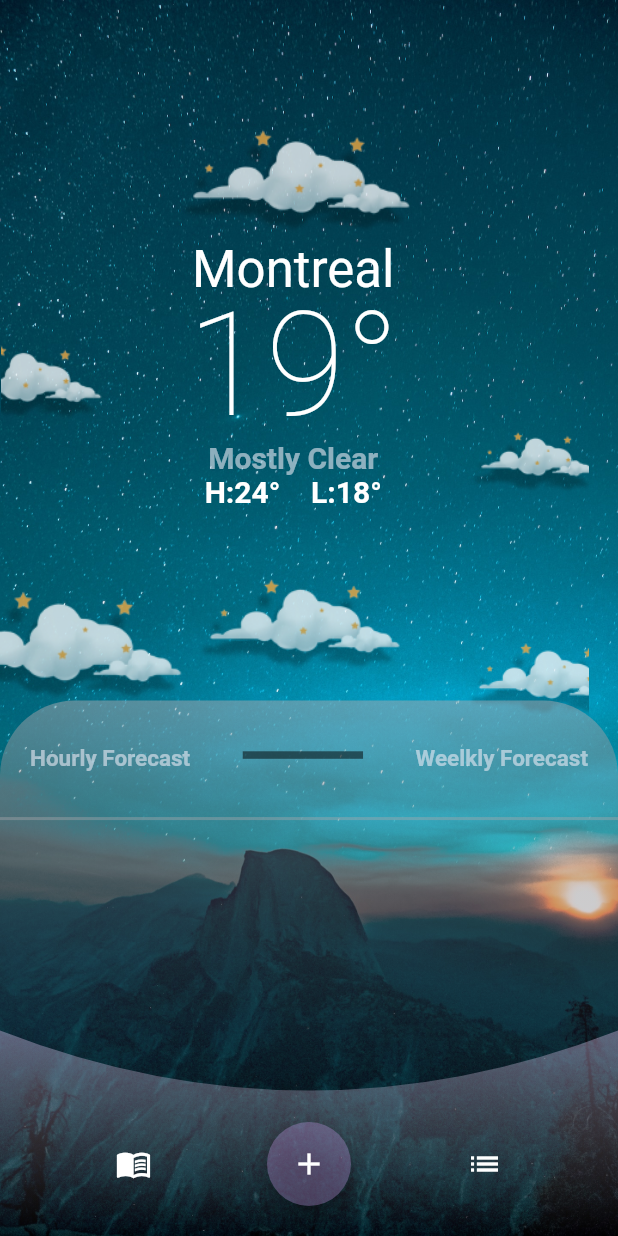
After one commit to rahulmukh1ya/weather_ui, a Flutter app: the screen it shows after launch, on a phone screen of 412 x 824 dp. The commit adds this screen. Run offline on Flutter 3.47's test engine with Material 2 defaults, Android fonts, the phone set to English and light mode, and no system bars.

Commit message:
Code Refactoring

```diff
--- a/lib/custom_clip_path.dart
+++ b/lib/Business_Logic/bezier_curve_logic.dart
@@ -1,6 +1,6 @@
 import 'package:flutter/material.dart';
 
-class CustomClipPath extends CustomClipper<Path> {
+class BezierCurveLogic extends CustomClipper<Path> {
   @override
   Path getClip(Size size) {
     double w = size.width;
--- /dev/null
+++ b/lib/UI/Widgets/Bezier_Curve/bezier_curve_buttons.dart
@@ -0,0 +1,28 @@
+import 'package:flutter/material.dart';
+
+class BezierCurveButtons extends StatelessWidget {
+  const BezierCurveButtons({super.key});
+
+  @override
+  Widget build(BuildContext context) {
+    return Row(
+      mainAxisAlignment: MainAxisAlignment.spaceEvenly,
+      crossAxisAlignment: CrossAxisAlignment.center,
+      children: <Widget>[
+        const Icon(
+          Icons.menu_book,
+          color: Colors.white,
+        ),
+        FloatingActionButton(
+          onPressed: () {},
+          backgroundColor: const Color(0x4FD0A2F3),
+          child: const Icon(Icons.add),
+        ),
+        const Icon(
+          Icons.list,
+          color: Colors.white,
+        ),
+      ],
+    );
+  }
+}
--- /dev/null
+++ b/lib/UI/Widgets/Bezier_Curve/bezier_curve_widget.dart
@@ -0,0 +1,35 @@
+import 'package:flutter/material.dart';
+import '../../../Business_Logic/bezier_curve_logic.dart';
+
+class BezierCurveWidget extends StatelessWidget {
+  final Widget child;
+  const BezierCurveWidget({super.key, required this.child});
+
+  @override
+  Widget build(BuildContext context) {
+    return ClipPath(
+      clipper: BezierCurveLogic(),
+      child: Container(
+        decoration: const BoxDecoration(
+          gradient: LinearGradient(
+            begin: Alignment.topCenter,
+            end: Alignment.bottomCenter,
+            colors: [
+              Color(0xFFB387F3),
+              Color(0x00FFF1F1),
+            ],
+          ),
+        ),
+        child: Column(
+          mainAxisAlignment: MainAxisAlignment.end,
+          children: [
+            Padding(
+              padding: const EdgeInsets.only(bottom: 20),
+              child: child,
+            ),
+          ],
+        ),
+      ),
+    );
+  }
+}
--- /dev/null
+++ b/lib/UI/Widgets/background_image_widget.dart
@@ -0,0 +1,16 @@
+import 'package:flutter/material.dart';
+
+class BackgroundImageWidget extends StatelessWidget {
+  const BackgroundImageWidget({super.key});
+
+  @override
+  Widget build(BuildContext context) {
+    return Container(
+      decoration: const BoxDecoration(
+        image: DecorationImage(
+            image: AssetImage("assets/weather_ui_assets/bimg.jpg"),
+            fit: BoxFit.cover),
+      ),
+    );
+  }
+}
--- /dev/null
+++ b/lib/UI/Widgets/bottom_container_widget.dart
@@ -0,0 +1,31 @@
+import 'package:flutter/material.dart';
+
+class BottomContainerWidget extends StatelessWidget {
+  final Widget child;
+  const BottomContainerWidget({super.key, required this.child});
+
+  @override
+  Widget build(BuildContext context) {
+    return Align(
+      alignment: Alignment.bottomCenter,
+      child: Container(
+        height: 356.92, //356.92
+        decoration: const BoxDecoration(
+          borderRadius: BorderRadius.only(
+            topLeft: Radius.circular(50.0),
+            topRight: Radius.circular(50.0),
+          ),
+          gradient: LinearGradient(
+            begin: Alignment.topRight,
+            end: Alignment.bottomRight,
+            colors: [
+              Color(0x80ACAAB0),
+              Color(0x00000000),
+            ],
+          ),
+        ),
+        child: child,
+      ),
+    );
+  }
+}
--- /dev/null
+++ b/lib/UI/Widgets/cloud_widget.dart
@@ -0,0 +1,34 @@
+import 'package:flutter/material.dart';
+
+class CloudWidget extends StatelessWidget {
+  final double width;
+  final double height;
+  final double top;
+  final double left;
+  final String imagePath;
+
+  const CloudWidget({
+    super.key,
+    required this.width,
+    required this.height,
+    required this.top,
+    required this.left,
+    required this.imagePath,
+  });
+
+  @override
+  Widget build(BuildContext context) {
+    return Positioned(
+      width: width,
+      height: height,
+      top: top,
+      left: left,
+      child: Container(
+        decoration: BoxDecoration(
+            image: DecorationImage(
+          image: AssetImage(imagePath),
+        )),
+      ),
+    );
+  }
+}
--- /dev/null
+++ b/lib/UI/Widgets/weather_info_widget.dart
@@ -0,0 +1,68 @@
+import 'package:flutter/material.dart';
+
+class WeatherInfoWidget extends StatelessWidget {
+  const WeatherInfoWidget({super.key});
+
+  @override
+  Widget build(BuildContext context) {
+    return const Positioned(
+      width: 159.0,
+      height: 183.0,
+      top: 158.48,
+      left: 116.0,
+      child: Column(
+        mainAxisAlignment: MainAxisAlignment.center,
+        children: <Widget>[
+          Text(
+            "Montreal",
+            style: TextStyle(
+              fontSize: 34,
+              fontWeight: FontWeight.w400,
+              color: Colors.white,
+              height: 1.2,
+            ),
+          ),
+          Text(
+            "19°",
+            style: TextStyle(
+              fontSize: 96,
+              fontWeight: FontWeight.w200,
+              color: Colors.white,
+              height: 1.0,
+            ),
+          ),
+          Text(
+            "Mostly Clear",
+            style: TextStyle(
+              fontSize: 20,
+              fontWeight: FontWeight.w600,
+              color: Color(0x99EBEBF5),
+              height: 1.0,
+            ),
+          ),
+          Row(
+            mainAxisAlignment: MainAxisAlignment.spaceEvenly,
+            children: <Widget>[
+              Text(
+                'H:24°',
+                style: TextStyle(
+                    fontSize: 20,
+                    fontWeight: FontWeight.w600,
+                    color: Colors.white,
+                    height: 1.2),
+              ),
+              Text(
+                'L:18°',
+                style: TextStyle(
+                    fontSize: 20,
+                    fontWeight: FontWeight.w600,
+                    color: Colors.white,
+                    height: 1.2),
+              ),
+            ],
+          )
+        ],
+      ),
+    );
+  }
+}
```
Also changed, not shown: lib/main.dart (+25 -182 lines).
